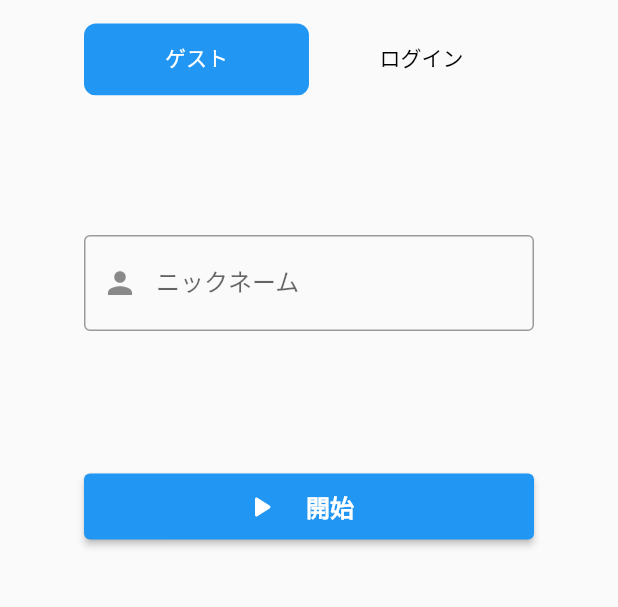
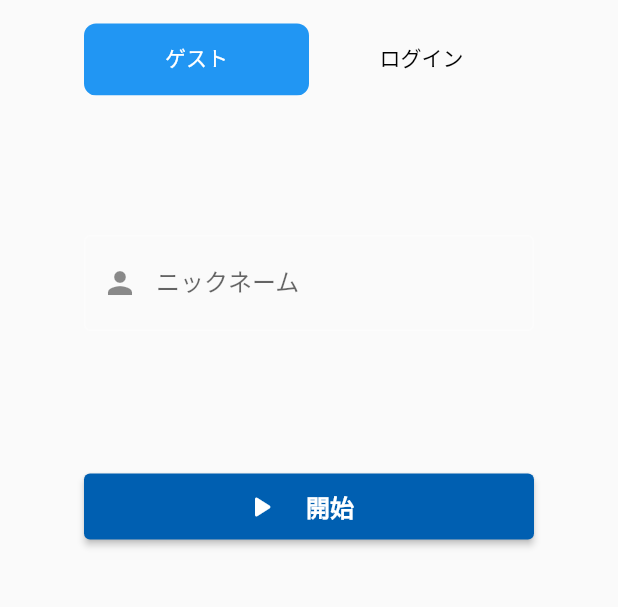
Before and after one commit to Yamase7/ai_word_chain, a Flutter app: the screen it shows after launch, on a phone screen of 412 x 824 dp, the part 455-1062 px from its top. Run offline on Flutter 3.47's test engine with Material 2 defaults, Android fonts, the phone set to English and light mode, and no system bars; our stand-ins replace firebase_auth, firebase_core, flutter_riverpod; accounts and stored records are empty.

Commit message:
ライト/ダークテーマの色を設定

```diff
--- a/lib/main.dart
+++ b/lib/main.dart
@@ -4,8 +4,6 @@ import 'package:flutter_riverpod/flutter_riverpod.dart';
 
 import 'presentations/pages/lobby_page.dart';
 import 'presentations/pages/signin_page.dart';
-
-
 
 void main() {
   runApp(
@@ -15,7 +13,7 @@ void main() {
   );
 }
 
-class MyApp extends ConsumerWidget  {
+class MyApp extends ConsumerWidget {
   const MyApp({Key? key}) : super(key: key);
 
   // This widget is the root of your application.
@@ -25,16 +23,68 @@ class MyApp extends ConsumerWidget  {
     return MaterialApp(
       title: title,
       theme: ThemeData(
-        // This is the theme of your application.
-        //
-        // Try running your application with "flutter run". You'll see the
-        // application has a blue toolbar. Then, without quitting the app, try
-        // changing the primarySwatch below to Colors.green and then invoke
-        // "hot reload" (press "r" in the console where you ran "flutter run",
-        // or simply save your changes to "hot reload" in a Flutter IDE).
-        // Notice that the counter didn't reset back to zero; the application
-        // is not restarted.
-        primarySwatch: Colors.blue,
+        colorScheme: const ColorScheme(
+          primary: Color(0xFF005FB1),
+          onPrimary: Colors.white,
+          primaryContainer: Color(0xFFD3E3FF),
+          onPrimaryContainer: Color(0xFF001C3B),
+          secondary: Color(0xFF555F71),
+          onSecondary: Colors.white,
+          secondaryContainer: Color(0xFFD8E3F8),
+          onSecondaryContainer: Color(0xFF121C2B),
+          tertiary: Color(0xFF6E5676),
+          onTertiary: Colors.white,
+          tertiaryContainer: Color(0xFFF7D8FF),
+          onTertiaryContainer: Color(0xFF271330),
+          error: Color(0xFFBA1B1B),
+          onError: Colors.white,
+          errorContainer: Color(0xFFFFDAD4),
+          onErrorContainer: Color(0xFF410001),
+          background: Color(0xFFFDFBFF),
+          onBackground: Color(0xFF1B1B1D),
+          surface: Color(0xFFFDFBFF),
+          onSurface: Colors.white,
+          inverseSurface: Color(0xFF2F3033),
+          onInverseSurface: Color(0xFFF1F0F4),
+          inversePrimary: Color(0xFFA4C8FF),
+          surfaceVariant: Color(0xFFDFE2EB),
+          onSurfaceVariant: Color(0xFF43474E),
+          outline: Color(0xFF74777F),
+          shadow: Color(0xFF000000),
+          brightness: Brightness.light,
+        ),
+      ),
+      darkTheme: ThemeData(
+        colorScheme: const ColorScheme(
+          primary: Color(0xFFA4C8FF),
+          onPrimary: Color(0xFF003060),
+          primaryContainer: Color(0xFF004788),
+          onPrimaryContainer: Color(0xFFD3E3FF),
+          secondary: Color(0xFFBCC7DC),
+          onSecondary: Color(0xFF273141),
+          secondaryContainer: Color(0xFF3D4758),
+          onSecondaryContainer: Color(0xFFD8E3F8),
+          tertiary: Color(0xFFDABDE2),
+          onTertiary: Color(0xFF3D2846),
+          tertiaryContainer: Color(0xFF553F5D),
+          onTertiaryContainer: Color(0xFFF7D8FF),
+          error: Color(0xFFFFB4A9),
+          onError: Color(0xFF680003),
+          errorContainer: Color(0xFF930006),
+          onErrorContainer: Color(0xFFFFB4A9),
+          background: Color(0xFF1B1B1D),
+          onBackground: Color(0xFFE3E2E6),
+          surface: Color(0xFF1B1B1D),
+          onSurface: Color(0xFFE3E2E6),
+          inverseSurface: Color(0xFFE3E2E6),
+          onInverseSurface: Color(0xFF2F3033),
+          inversePrimary: Color(0xFF005FB1),
+          surfaceVariant: Color(0xFF43474E),
+          onSurfaceVariant: Color(0xFFC3C6CF),
+          outline: Color(0xFF8E919A),
+          shadow: Color(0xFF000000),
+          brightness: Brightness.dark,
+        ),
       ),
       routes: {
         '/': (context) => const SignInPage(),
```
